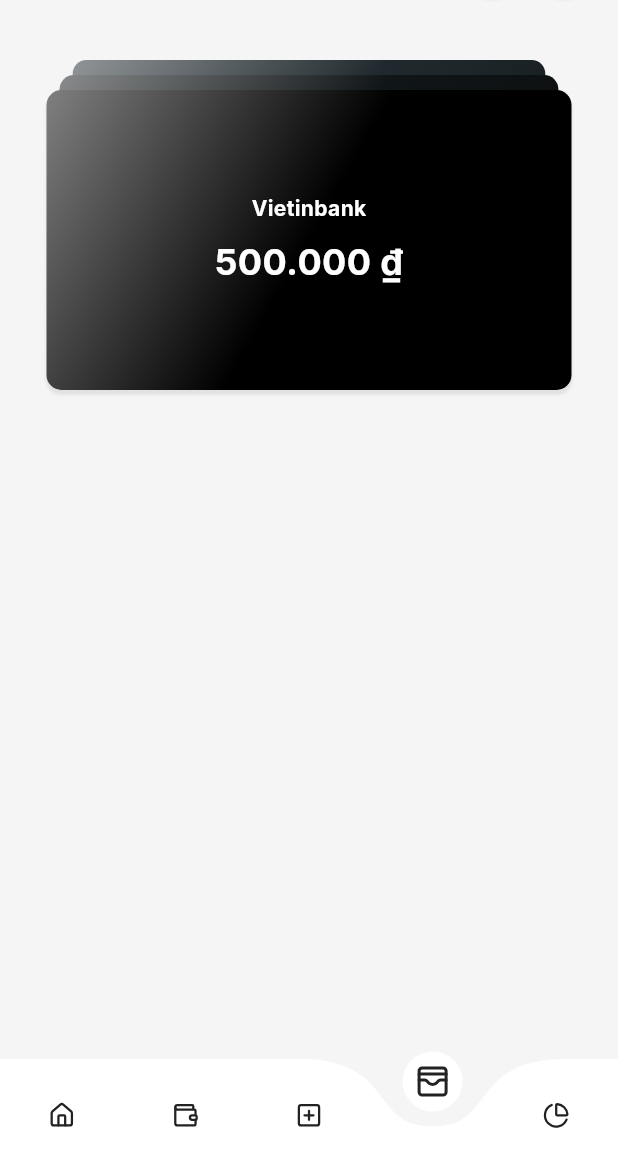
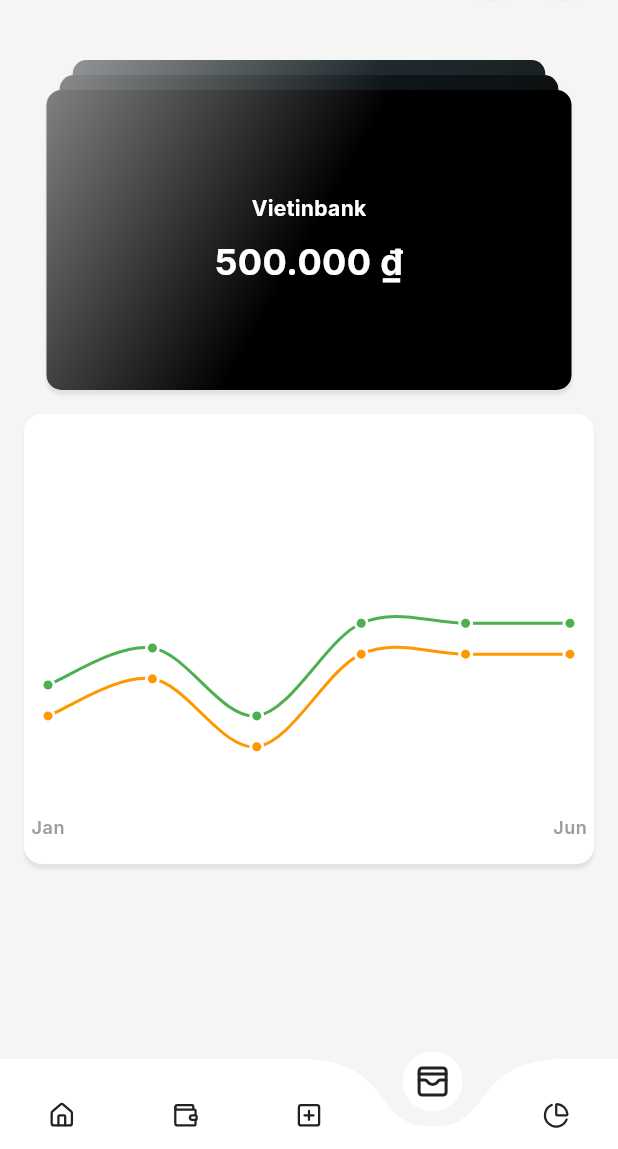
Before and after one commit to eatsosoo/finance_tracker, a Flutter app: the AccountScreen screen opened by its route, on a phone screen of 412 x 824 dp, the part 87-1236 px from its top. Run offline on Flutter 3.47's test engine with Material 3 defaults, Android fonts, the phone set to English and light mode, and no system bars; drawn by our look-alikes of curved_navigation_bar; our stand-ins replace cached_network_image, flutter_svg, go_router, google_fonts, lucide_icons_flutter, syncfusion_flutter_charts.

Commit message:
[FEAT] new spline chart

```diff
--- a/lib/routes/router.dart
+++ b/lib/routes/router.dart
@@ -3,6 +3,7 @@ import 'package:finance_tracker/screens/auth/login_screen.dart';
 import 'package:finance_tracker/screens/home_screen.dart';
 import 'package:finance_tracker/screens/page/account_screen.dart';
 import 'package:finance_tracker/screens/page/budget_screen.dart';
+import 'package:finance_tracker/screens/page/data_metric_screen.dart';
 import 'package:finance_tracker/screens/page/new_page_screen.dart';
 import 'package:finance_tracker/screens/page/notification_screen.dart';
 import 'package:finance_tracker/screens/page/profile_screen.dart';
@@ -36,7 +37,6 @@ final GoRouter appRouter = GoRouter(
           builder: (context, state) =>
               const HomeScreen(), // Sửa thành DashboardScreen sau
         ),
-
         GoRoute(
           path: '/budget',
           builder: (context, state) => const BudgetScreen(),
@@ -49,6 +49,10 @@ final GoRouter appRouter = GoRouter(
           path: '/reports',
           builder: (context, state) => const ReportScreen(),
         ),
+        GoRoute(
+          path: '/metrics',
+          builder: (context, state) => const DataMetricsScreen(),
+        ),
       ],
     ),
   ],
--- a/lib/screens/page/account_screen.dart
+++ b/lib/screens/page/account_screen.dart
@@ -1,10 +1,13 @@
+import 'package:finance_tracker/types/chart.dart';
 import 'package:finance_tracker/utils/color_utils.dart';
 import 'package:finance_tracker/utils/number_utils.dart';
 import 'package:finance_tracker/widgets/custom_app_bar.dart';
+import 'package:finance_tracker/widgets/spline_chart.dart';
+import 'package:finance_tracker/widgets/cards_swiper.dart';
 import 'package:flutter/material.dart';
 import 'dart:math';
 import 'dart:async';
-import 'package:finance_tracker/widgets/cards_swiper.dart';
+import 'dart:convert';
 
 class AccountScreen extends StatefulWidget {
   const AccountScreen({super.key});
@@ -15,6 +18,9 @@ class AccountScreen extends StatefulWidget {
 
 class _AccountScreenState extends State<AccountScreen> {
   bool _shouldPlayAnimation = false;
+  late Map<String, dynamic> mockData = {};
+  List _colors = [];
+
   final List<AccountCard> cards = [
     AccountCard(title: 'Vietinbank', amount: 500000),
     AccountCard(title: 'ACB Bank', amount: 5000000),
@@ -25,7 +31,38 @@ class _AccountScreenState extends State<AccountScreen> {
     AccountCard(title: 'Bonus', amount: 50000000),
   ];
 
-  List _colors = [];
+  final data = [
+    ChartData('Jan', 30),
+    ChartData('Feb', 42),
+    ChartData('Mar', 20),
+    ChartData('Apr', 50),
+    ChartData('May', 50),
+    ChartData('Jun', 50),
+    ChartData('Jul', 50),
+    ChartData('Aug', 10),
+    ChartData('Sep', 60),
+    ChartData('Oct', 80),
+    ChartData('Nov', 100),
+  ];
+
+  List<ChartSampleData> generateChartData(Map<String, dynamic> jsonData) {
+    final List<ChartSampleData> result = [];
+
+    jsonData.forEach((tag, months) {
+      (months as Map<String, dynamic>).forEach((month, amount) {
+        result.add(ChartSampleData(tag: tag, amount: amount, text: month));
+      });
+    });
+
+    return result;
+  }
+
+  Future<void> loadMockData(BuildContext context) async {
+    final String response = await DefaultAssetBundle.of(
+      context,
+    ).loadString('mocks/accounts.json');
+    mockData = jsonDecode(response);
+  }
 
   @override
   void initState() {
@@ -35,6 +72,7 @@ class _AccountScreenState extends State<AccountScreen> {
       leftColor: Colors.black,
       rightColor: Colors.blueGrey,
     );
+    loadMockData(context);
   }
 
   @override
@@ -105,8 +143,15 @@ class _AccountScreenState extends State<AccountScreen> {
               ),
             ],
           ),
-
-
+          Container(
+            margin: EdgeInsets.all(16),
+            decoration: BoxDecoration(
+              borderRadius: BorderRadius.circular(12),
+              boxShadow: [boxShadowCommon()],
+              color: Colors.white
+            ),
+            child: SplineChart(data: data, title: 'Chi tiêu theo tháng'),
+          )
         ],
       ),
     );
--- a/lib/screens/page/reports_screen.dart
+++ b/lib/screens/page/reports_screen.dart
@@ -1,4 +1,5 @@
 import 'package:finance_tracker/constants/colors.dart';
+import 'package:finance_tracker/types/chart.dart';
 import 'package:finance_tracker/utils/color_utils.dart';
 import 'package:finance_tracker/utils/date_utils.dart';
 import 'package:finance_tracker/utils/number_utils.dart';
@@ -46,14 +47,11 @@ class _ReportScreenState extends State<ReportScreen>
 
     final result = grouped.entries.map((e) {
       final percent = (e.value / total) * 100;
-      final tagHex = tagColors[e.key] ?? '#000000';
-      final tagColor = hexToColor(tagHex);
 
       return ChartSampleData(
         tag: e.key,
         amount: double.parse(percent.toStringAsFixed(1)),
         text: '${percent.toStringAsFixed(1)}%',
-        color: tagColor,
       );
     }).toList();
 
--- /dev/null
+++ b/lib/types/chart.dart
@@ -0,0 +1,15 @@
+import 'package:flutter/material.dart';
+
+class ChartSampleData {
+  final String tag;
+  final double amount;
+  final String text;
+  final Color? color;
+
+  ChartSampleData({
+    required this.tag,
+    required this.amount,
+    required this.text,
+    this.color,
+  });
+}
--- /dev/null
+++ b/lib/widgets/spline_chart.dart
@@ -0,0 +1,121 @@
+import 'package:flutter/material.dart';
+import 'package:syncfusion_flutter_charts/charts.dart';
+
+class ChartData {
+  final String xLabel;
+  final double yValue;
+
+  ChartData(this.xLabel, this.yValue);
+}
+
+class SplineChart extends StatelessWidget {
+  final List<ChartData> data;
+  final String title;
+
+  const SplineChart({
+    super.key,
+    required this.data,
+    this.title = 'Biểu đồ spline',
+  });
+
+  @override
+  Widget build(BuildContext context) {
+    return SfCartesianChart(
+      margin: EdgeInsets.all(16),
+      zoomPanBehavior: ZoomPanBehavior(
+        enablePanning: true,
+        zoomMode: ZoomMode.x,
+        enableDirectionalZooming: true,
+      ),
+      backgroundColor: Colors.transparent,
+      plotAreaBackgroundColor: Colors.transparent,
+      plotAreaBorderWidth: 0,
+      primaryXAxis: CategoryAxis(
+        axisLine: const AxisLine(color: Colors.transparent),
+        majorGridLines: const MajorGridLines(width: 0),
+        majorTickLines: const MajorTickLines(size: 0),
+        labelStyle: const TextStyle(
+          color: Colors.grey,
+          fontWeight: FontWeight.w600,
+        ),
+        labelPlacement: LabelPlacement.onTicks,
+        minimum: 0, // index bắt đầu
+        maximum: 5,
+        // edgeLabelPlacement: EdgeLabelPlacement.shift,
+      ),
+      primaryYAxis: NumericAxis(
+        isVisible: false,
+        majorGridLines: const MajorGridLines(width: 0),
+        axisLine: const AxisLine(width: 0),
+        majorTickLines: const MajorTickLines(size: 0),
+      ),
+      crosshairBehavior: CrosshairBehavior(
+        enable: true,
+        lineType: CrosshairLineType.vertical,
+        lineDashArray: [6, 3], // Nét đứt (bản mới của Syncfusion)
+        activationMode: ActivationMode.singleTap,
+        lineColor: Colors.grey.shade400,
+        lineWidth: 1,
+      ),
+      tooltipBehavior: TooltipBehavior(
+        enable: true,
+        activationMode: ActivationMode.singleTap,
+        builder:
+            (
+              dynamic data,
+              dynamic point,
+              dynamic series,
+              int pointIndex,
+              int seriesIndex,
+            ) {
+              final value = data.yValue.toStringAsFixed(2);
+              return Container(
+                padding: const EdgeInsets.symmetric(horizontal: 8, vertical: 4),
+                decoration: BoxDecoration(
+                  // color: seriesIndex == 0 ? Colors.orange : Colors.green,
+                  // borderRadius: BorderRadius.circular(12),
+                ),
+                child: Text(
+                  '\$${value}',
+                  style: const TextStyle(
+                    color: Colors.white,
+                    fontWeight: FontWeight.bold,
+                  ),
+                ),
+              );
+            },
+      ),
+      series: <SplineSeries<ChartData, String>>[
+        SplineSeries<ChartData, String>(
+          dataSource: data,
+          xValueMapper: (ChartData d, _) => d.xLabel,
+          yValueMapper: (ChartData d, _) => d.yValue,
+          color: Colors.orange,
+          width: 2,
+          markerSettings: const MarkerSettings(
+            isVisible: true,
+            shape: DataMarkerType.circle,
+            color: Colors.orange,
+            borderColor: Colors.white,
+            borderWidth: 2,
+          ),
+        ),
+        SplineSeries<ChartData, String>(
+          dataSource: data,
+          xValueMapper: (ChartData d, _) => d.xLabel,
+          yValueMapper: (ChartData d, _) =>
+              d.yValue + 10, // khác giá trị để tạo đường thứ 2
+          color: Colors.green,
+          width: 2,
+          markerSettings: const MarkerSettings(
+            isVisible: true,
+            shape: DataMarkerType.circle,
+            color: Colors.green,
+            borderColor: Colors.white,
+            borderWidth: 2,
+          ),
+        ),
+      ],
+    );
+  }
+}
--- a/pubspec.yaml
+++ b/pubspec.yaml
@@ -41,7 +41,9 @@ dependencies:
   intl: ^0.18.1
   flutter_animate: ^4.5.2
   curved_navigation_bar: ^1.0.3
+
   syncfusion_flutter_charts: ^30.1.39
+
   cached_network_image: ^3.2.3
   lucide_icons_flutter: ^3.0.7
   flutter_swiper_view: ^1.1.8
```
Also changed, not shown: assets/mocks/accounts.json (added, +30 -0 lines), lib/screens/page/data_metric_screen.dart (added, +279 -0 lines), lib/utils/number_utils.dart (+22 -0 lines), lib/widgets/doughnut_chart.dart (+6 -17 lines).
